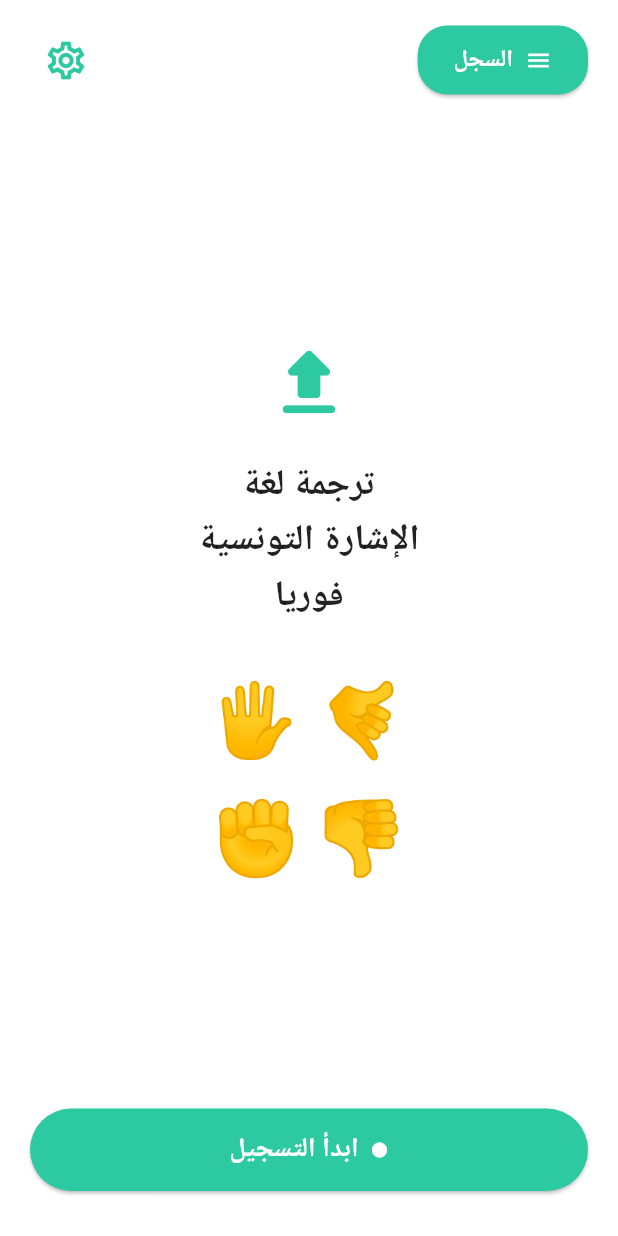
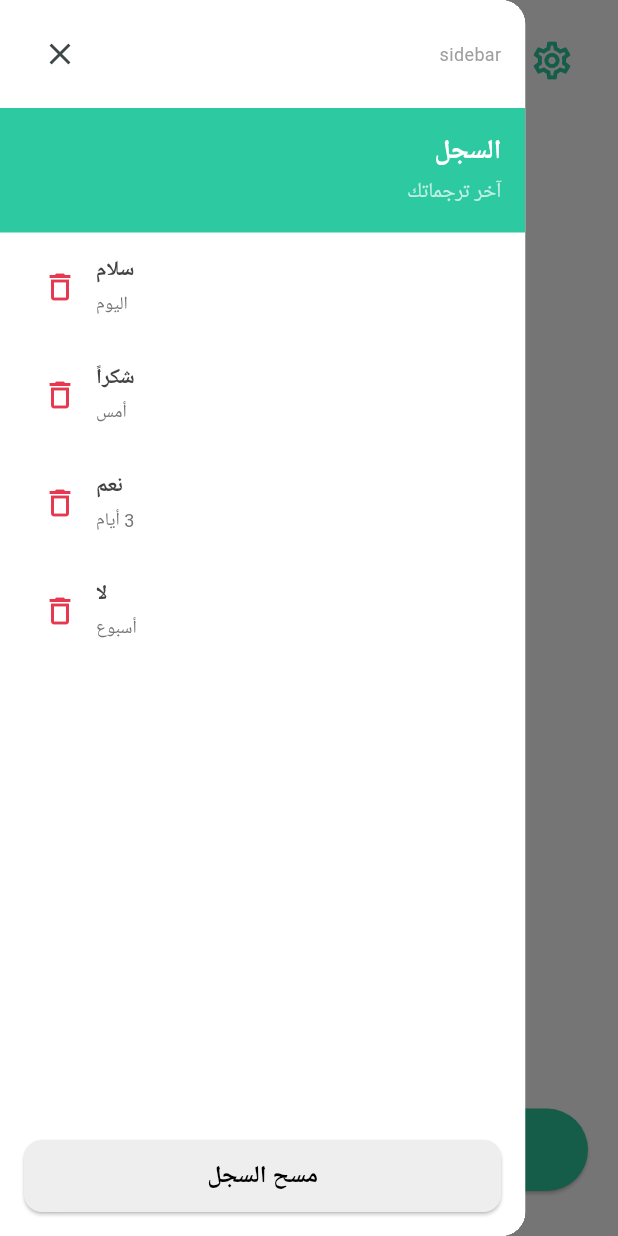
Before and after one commit to EyaHaddad/tsl-mobile-app, a Flutter app: the screen it shows after launch, with the side drawer open (before the commit the screen has no drawer), on a phone screen of 412 x 824 dp. Run offline on Flutter 3.47's test engine with Material 3 defaults, Android fonts, the light colour scheme and no system bars; our stand-ins replace flutter_svg, freezed_annotation, shared_preferences.

Commit message:
Adjusted home screen to fit the figma ui and fixed the side menu to appear on top of home

```diff
--- a/lib/core/routes/app_routes.dart
+++ b/lib/core/routes/app_routes.dart
@@ -16,7 +16,7 @@ class AppRoutes {
   static Map<String, WidgetBuilder> routes = {
     '/': (context) => const HomeScreen(),
     '/camera': (context) => const CameraScreen(),
-    '/history': (context) => const HistoryScreen(),
+    '/history': (context) => const HistoryPage(),
     '/settings': (context) => const SettingsScreen(),
     '/result': (context) => const ResultScreen(),
   };
@@ -28,7 +28,7 @@ class AppRoutes {
       case '/camera':
         return SlidePageRoute(page: const CameraScreen());
       case '/history':
-        return FadeSlidePageRoute(page: const HistoryScreen());
+        return FadeSlidePageRoute(page: const HistoryPage());
       case '/settings':
         return FadeSlidePageRoute(page: const SettingsScreen());
       case '/result':
@@ -36,9 +36,7 @@ class AppRoutes {
       default:
         return MaterialPageRoute(
           builder: (_) => Scaffold(
-            body: Center(
-              child: Text('No route defined for ${settings.name}'),
-            ),
+            body: Center(child: Text('No route defined for ${settings.name}')),
           ),
         );
     }
--- a/lib/features/history/screens/history_screen.dart
+++ b/lib/features/history/screens/history_screen.dart
@@ -10,9 +10,24 @@ class Record {
   Record({required this.title, required this.date, required this.audioText});
 }
 
-// Sidebar Screen - History List
+// Full-screen wrapper (keeps HistoryScreen reusable inside a drawer)
+class HistoryPage extends StatelessWidget {
+  const HistoryPage({super.key});
+
+  @override
+  Widget build(BuildContext context) {
+    return Scaffold(
+      backgroundColor: Colors.white,
+      body: HistoryScreen(onClose: () => Navigator.of(context).maybePop()),
+    );
+  }
+}
+
+// Sidebar content - History List (reusable inside Drawer)
 class HistoryScreen extends StatefulWidget {
-  const HistoryScreen({super.key});
+  final VoidCallback? onClose;
+
+  const HistoryScreen({super.key, this.onClose});
 
   @override
   State<HistoryScreen> createState() => _HistoryScreenState();
@@ -83,9 +98,11 @@ class _HistoryScreenState extends State<HistoryScreen> {
 
   @override
   Widget build(BuildContext context) {
-    return Scaffold(
-      backgroundColor: Colors.white,
-      body: SafeArea(
+    final onClose = widget.onClose ?? () => Navigator.of(context).maybePop();
+
+    return Material(
+      color: Colors.white,
+      child: SafeArea(
         child: Column(
           crossAxisAlignment: CrossAxisAlignment.start,
           children: [
@@ -99,10 +116,7 @@ class _HistoryScreenState extends State<HistoryScreen> {
                     'sidebar',
                     style: TextStyle(fontSize: 12, color: Colors.grey),
                   ),
-                  IconButton(
-                    icon: const Icon(Icons.close),
-                    onPressed: () => Navigator.pop(context),
-                  ),
+                  IconButton(icon: const Icon(Icons.close), onPressed: onClose),
                 ],
               ),
             ),
@@ -127,10 +141,7 @@ class _HistoryScreenState extends State<HistoryScreen> {
                   Text(
                     'آخر ترجماتك',
                     textDirection: TextDirection.rtl,
-                    style: TextStyle(
-                      fontSize: 14,
-                      color: Colors.white70,
-                    ),
+                    style: TextStyle(fontSize: 14, color: Colors.white70),
                   ),
                 ],
               ),
@@ -168,8 +179,7 @@ class _HistoryScreenState extends State<HistoryScreen> {
                               children: [
                                 Expanded(
                                   child: Column(
-                                    crossAxisAlignment:
-                                        CrossAxisAlignment.end,
+                                    crossAxisAlignment: CrossAxisAlignment.end,
                                     children: [
                                       Text(
                                         record.title,
@@ -192,8 +202,10 @@ class _HistoryScreenState extends State<HistoryScreen> {
                                   ),
                                 ),
                                 IconButton(
-                                  icon: const Icon(Icons.delete_outline,
-                                      color: Color(0xFFE63950)),
+                                  icon: const Icon(
+                                    Icons.delete_outline,
+                                    color: Color(0xFFE63950),
+                                  ),
                                   onPressed: () => _deleteRecord(index),
                                 ),
                               ],
@@ -214,9 +226,11 @@ class _HistoryScreenState extends State<HistoryScreen> {
                     minimumSize: const Size(double.infinity, 48),
                   ),
                   onPressed: _clearAllRecords,
-                  child: const Text('مسح السجل',
-                      textDirection: TextDirection.rtl,
-                      style: TextStyle(fontWeight: FontWeight.bold)),
+                  child: const Text(
+                    'مسح السجل',
+                    textDirection: TextDirection.rtl,
+                    style: TextStyle(fontWeight: FontWeight.bold),
+                  ),
                 ),
               ),
           ],
@@ -317,10 +331,7 @@ class _OldRecordScreenState extends State<OldRecordScreen>
                   const Text(
                     'تفاصيل الترجمة',
                     textDirection: TextDirection.rtl,
-                    style: TextStyle(
-                      fontSize: 14,
-                      color: Colors.white70,
-                    ),
+                    style: TextStyle(fontSize: 14, color: Colors.white70),
                   ),
                 ],
               ),
@@ -356,8 +367,9 @@ class _OldRecordScreenState extends State<OldRecordScreen>
                                     ? Icons.pause_circle
                                     : Icons.play_circle,
                                 size: 60,
-                                color: const Color(0xFF2DC9A0)
-                                    .withOpacity(_animationController.value),
+                                color: const Color(
+                                  0xFF2DC9A0,
+                                ).withOpacity(_animationController.value),
                               );
                             },
                           ),
@@ -491,10 +503,7 @@ class _OldRecordScreenState extends State<OldRecordScreen>
                   const Text(
                     'نص الصوت',
                     textDirection: TextDirection.rtl,
-                    style: TextStyle(
-                      fontWeight: FontWeight.bold,
-                      fontSize: 14,
-                    ),
+                    style: TextStyle(fontWeight: FontWeight.bold, fontSize: 14),
                   ),
                   const SizedBox(height: 8),
                   Text(
@@ -523,10 +532,8 @@ class _WaveformPainter extends CustomPainter {
   final Animation<double> animation;
   final bool isPlaying;
 
-  _WaveformPainter({
-    required this.animation,
-    required this.isPlaying,
-  }) : super(repaint: animation);
+  _WaveformPainter({required this.animation, required this.isPlaying})
+    : super(repaint: animation);
 
   @override
   void paint(Canvas canvas, Size size) {
@@ -550,11 +557,10 @@ class _WaveformPainter extends CustomPainter {
       // Animate height based on playback state
       final animatedHeight = isPlaying
           ? baseHeight *
-              (0.5 +
-                  0.5 *
-                      (1 +
-                          ((i / numBars + animation.value * 2) % 2) -
-                          1).abs())
+                (0.5 +
+                    0.5 *
+                        (1 + ((i / numBars + animation.value * 2) % 2) - 1)
+                            .abs())
           : baseHeight * 0.3;
 
       canvas.drawLine(
--- a/lib/features/home/screens/home_screen.dart
+++ b/lib/features/home/screens/home_screen.dart
@@ -1,4 +1,5 @@
 import 'package:flutter/material.dart';
+import 'package:flutter_svg/flutter_svg.dart';
 import 'package:tsl_mobile_app/features/camera/screens/camera_screen.dart';
 import 'package:tsl_mobile_app/features/history/screens/history_screen.dart';
 import 'package:tsl_mobile_app/features/settings/screens/settings_screen.dart';
@@ -11,6 +12,10 @@ class HomeScreen extends StatelessWidget {
   Widget build(BuildContext context) {
     return Scaffold(
       backgroundColor: Colors.white,
+      endDrawer: Drawer(
+        width: MediaQuery.sizeOf(context).width * 0.85,
+        child: HistoryScreen(onClose: () => Navigator.of(context).pop()),
+      ),
       body: SafeArea(
         child: Padding(
           padding: const EdgeInsets.symmetric(horizontal: 20),
@@ -22,25 +27,6 @@ class HomeScreen extends StatelessWidget {
                 child: Row(
                   mainAxisAlignment: MainAxisAlignment.spaceBetween,
                   children: [
-                    // Menu Button
-                    ElevatedButton.icon(
-                      onPressed: () {
-                        Navigator.of(context).push(
-                          FadeSlidePageRoute(page: const HistoryScreen()),
-                        );
-                      },
-                      icon: const Icon(Icons.menu, color: Colors.white),
-                      label: const Text(
-                        'السجل',
-                        style: TextStyle(color: Colors.white),
-                      ),
-                      style: ElevatedButton.styleFrom(
-                        backgroundColor: const Color(0xFF2DC9A0),
-                        shape: RoundedRectangleBorder(
-                          borderRadius: BorderRadius.circular(20),
-                        ),
-                      ),
-                    ),
                     // Settings Icon
                     IconButton(
                       onPressed: () {
@@ -54,15 +40,36 @@ class HomeScreen extends StatelessWidget {
                         size: 30,
                       ),
                     ),
+                    // Menu Button
+                    Builder(
+                      builder: (context) {
+                        return ElevatedButton.icon(
+                          onPressed: () {
+                            Scaffold.of(context).openEndDrawer();
+                          },
+                          icon: const Icon(Icons.menu, color: Colors.white),
+                          label: const Text(
+                            'السجل',
+                            style: TextStyle(color: Colors.white),
+                          ),
+                          style: ElevatedButton.styleFrom(
+                            backgroundColor: const Color(0xFF2DC9A0),
+                            shape: RoundedRectangleBorder(
+                              borderRadius: BorderRadius.circular(20),
+                            ),
+                          ),
+                        );
+                      },
+                    ),
                   ],
                 ),
               ),
               const Spacer(),
               // Logo Icon
-              const Icon(
-                Icons.upload_rounded,
-                color: Color(0xFF2DC9A0),
-                size: 60,
+              SvgPicture.asset(
+                'assets/icons/mint_hand.svg',
+                width: 60,
+                height: 60,
               ),
               const SizedBox(height: 20),
               // Title Text
@@ -101,9 +108,9 @@ class HomeScreen extends StatelessWidget {
                   height: 55,
                   child: ElevatedButton.icon(
                     onPressed: () {
-                      Navigator.of(context).push(
-                        SlidePageRoute(page: const CameraScreen()),
-                      );
+                      Navigator.of(
+                        context,
+                      ).push(SlidePageRoute(page: const CameraScreen()));
                     },
                     icon: const Icon(
                       Icons.circle,
```
Also changed, not shown: pubspec.yaml (+5 -2 lines), assets/icons/mint_hand.svg (added), pubspec.lock.
